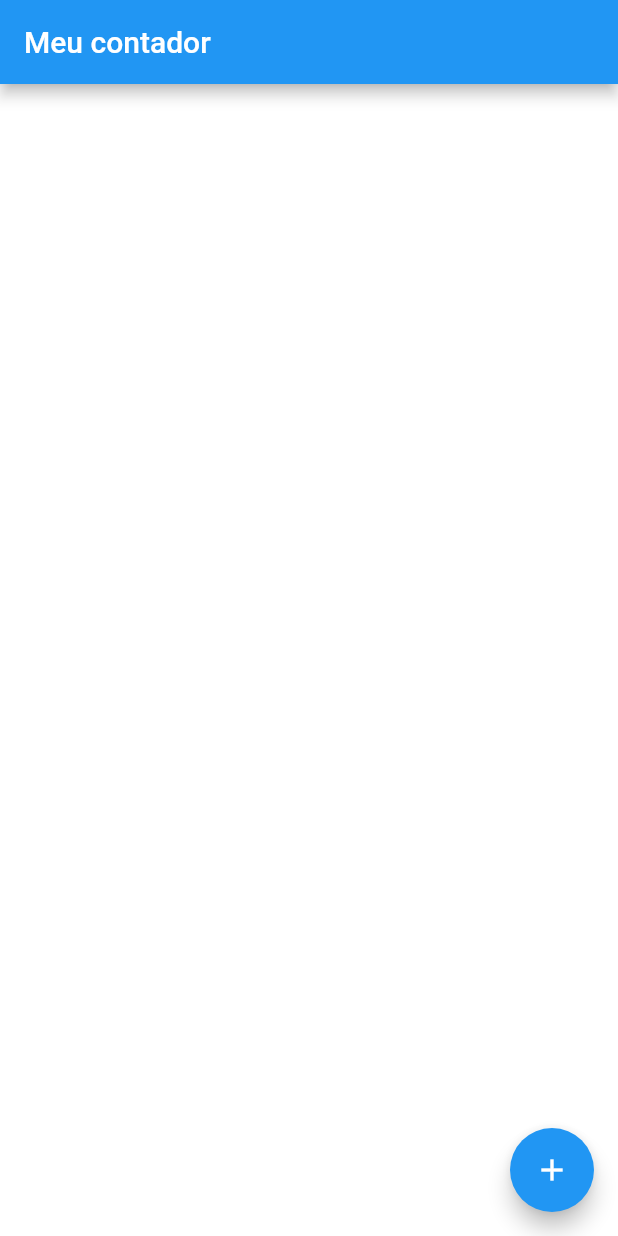
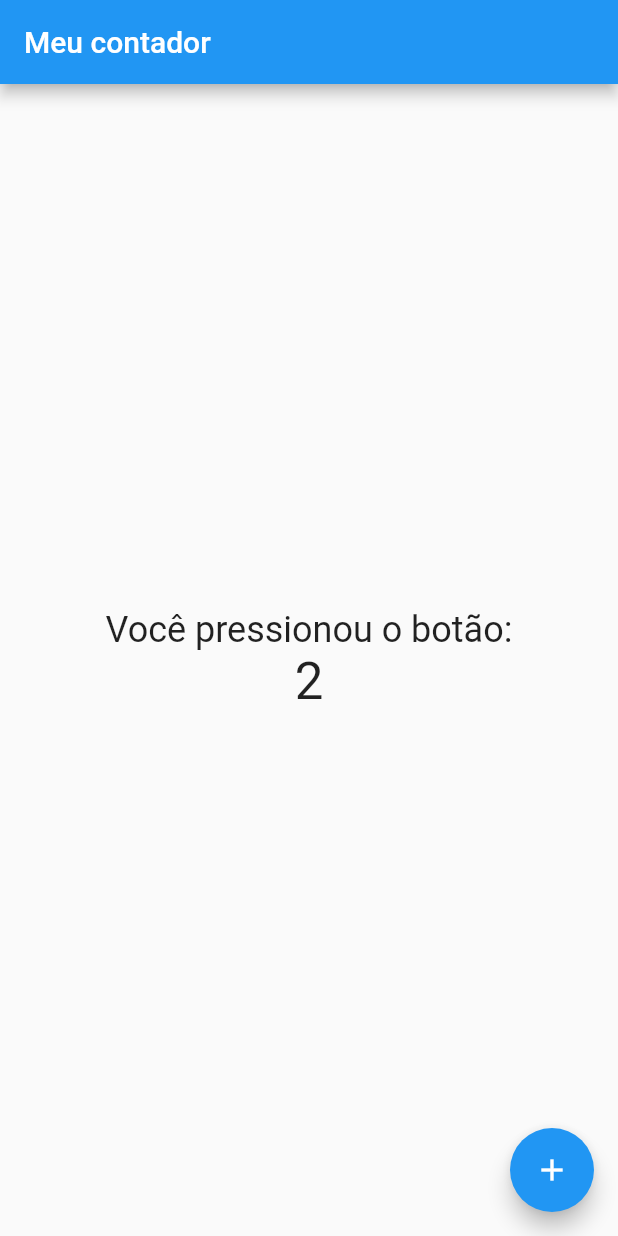
Before and after one commit to Daydreeaming/Aula03, a Flutter app: the screen it shows after launch, on a phone screen of 412 x 824 dp. Run offline on Flutter 3.47's test engine with Material 2 defaults, Android fonts, the phone set to English and light mode, and no system bars.

Commit message:
Implentação do botão +

```diff
--- a/lib/main.dart
+++ b/lib/main.dart
@@ -14,18 +14,36 @@ class CounterScreen extends StatefulWidget {
 }
 
 class _CounterScreenState extends State<CounterScreen> {
+  var resultado = 2;
+
   @override
   Widget build(BuildContext context) {
     return Scaffold(
       appBar: AppBar(
         title: Text('Meu contador'),
       ),
-      body: Container(
-        color: Colors.white
+      body: Column(
+        mainAxisAlignment: MainAxisAlignment.center,
+        children: [
+          Center(
+            child: Text(
+              'Você pressionou o botão:',
+              style: TextStyle(fontSize: 24),
+            ),
+          ),
+          Center(
+              child: Text(
+            '$resultado',
+            style: TextStyle(fontSize: 34),
+          )),
+        ],
       ),
       floatingActionButton: FloatingActionButton(
         onPressed: () {
           print('Botão pressionado');
+          setState(() {
+            resultado += 1;
+          });
         },
         child: Icon(Icons.add),
       ),
```
